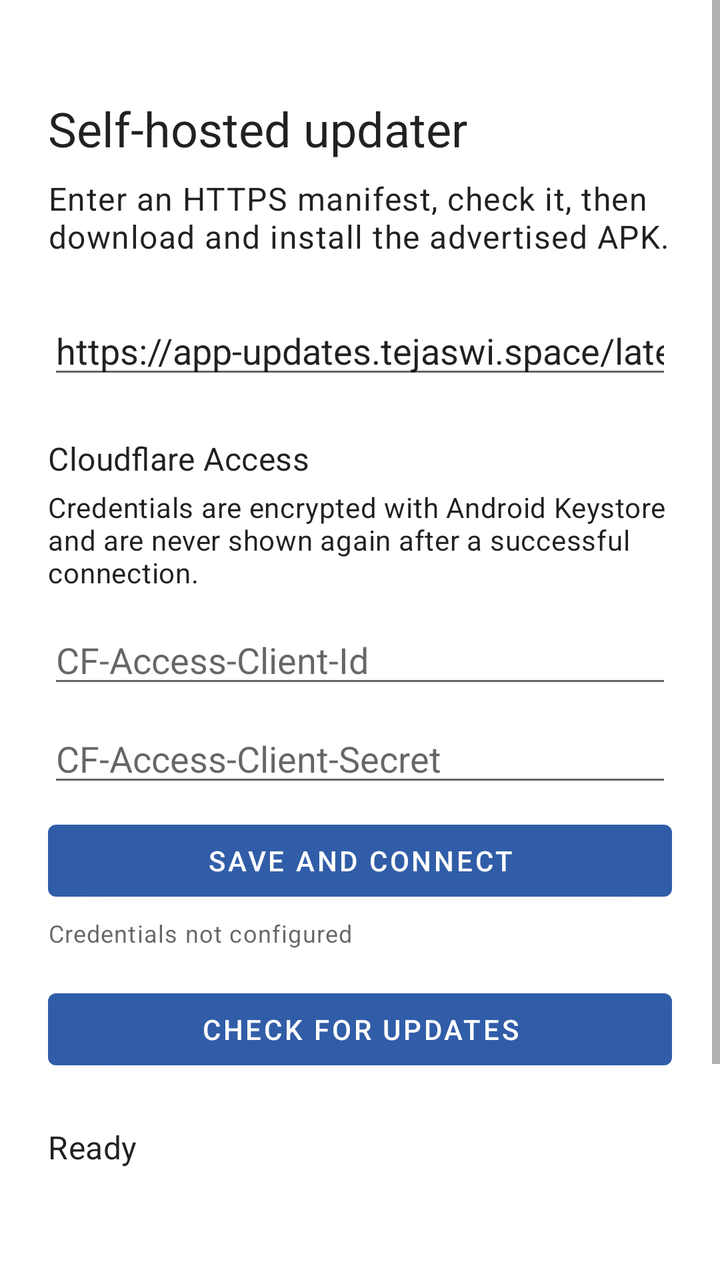
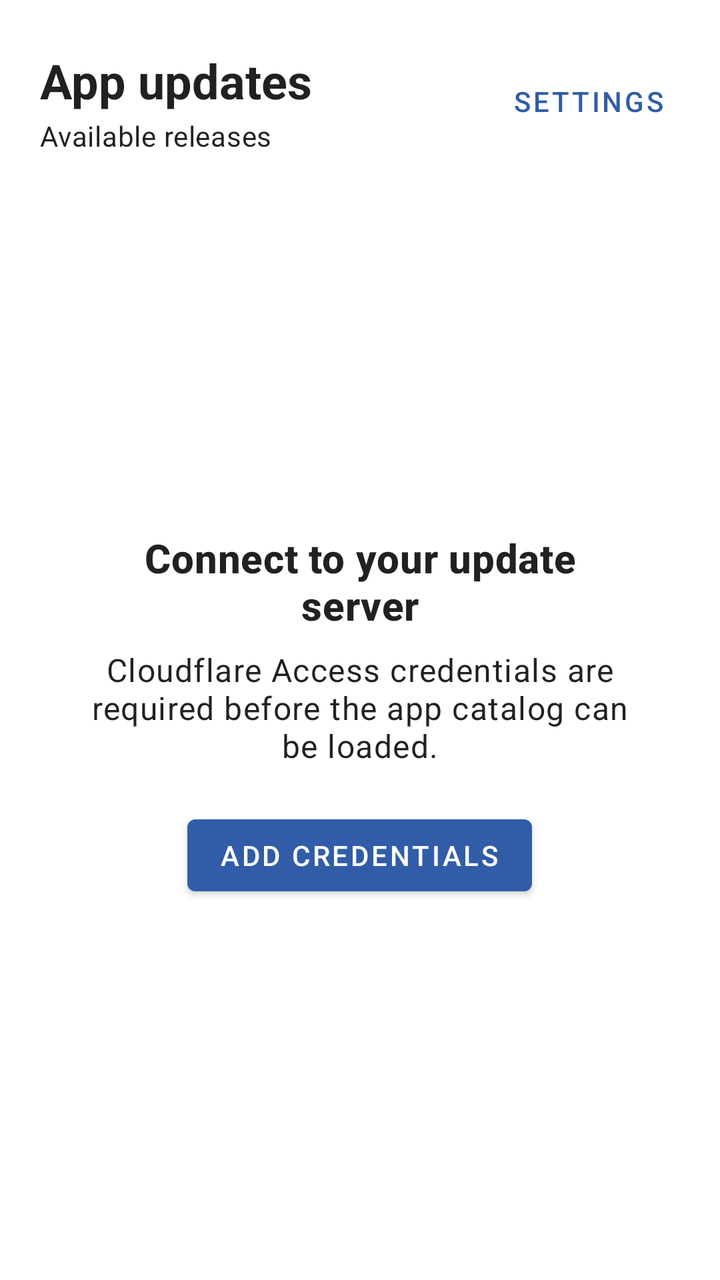

Two renders of the same Android screen: before a commit and after it. Below are the layout's source before the change and the commit's diff.
<!-- AndroidManifest.xml: application theme Theme.UpdaterSample -->
<!-- res/layout/activity_main.xml -->
<?xml version="1.0" encoding="utf-8"?>
<ScrollView xmlns:android="http://schemas.android.com/apk/res/android"
    android:layout_width="match_parent"
    android:layout_height="match_parent"
    android:fillViewport="true">

    <LinearLayout
        android:layout_width="match_parent"
        android:layout_height="wrap_content"
        android:orientation="vertical"
        android:paddingStart="24dp"
        android:paddingTop="48dp"
        android:paddingEnd="24dp"
        android:paddingBottom="32dp">

        <TextView
            android:layout_width="wrap_content"
            android:layout_height="wrap_content"
            android:text="@string/screen_title"
            android:textAppearance="@style/TextAppearance.MaterialComponents.Headline5" />

        <TextView
            android:layout_width="wrap_content"
            android:layout_height="wrap_content"
            android:layout_marginTop="8dp"
            android:text="@string/screen_description"
            android:textAppearance="@style/TextAppearance.MaterialComponents.Body1" />

        <EditText
            android:id="@+id/manifestUrl"
            android:layout_width="match_parent"
            android:layout_height="wrap_content"
            android:layout_marginTop="24dp"
            android:hint="@string/manifest_hint"
            android:importantForAutofill="no"
            android:inputType="textUri"
            android:maxLines="2"
            android:text="@string/default_manifest_url" />

        <TextView
            android:layout_width="wrap_content"
            android:layout_height="wrap_content"
            android:layout_marginTop="24dp"
            android:text="@string/cloudflare_settings_title"
            android:textAppearance="@style/TextAppearance.MaterialComponents.Subtitle1" />

        <TextView
            android:layout_width="match_parent"
            android:layout_height="wrap_content"
            android:layout_marginTop="4dp"
            android:text="@string/cloudflare_settings_description"
            android:textAppearance="@style/TextAppearance.MaterialComponents.Body2" />

        <LinearLayout
            android:id="@+id/credentialInputGroup"
            android:layout_width="match_parent"
            android:layout_height="wrap_content"
            android:orientation="vertical">

            <EditText
                android:id="@+id/clientIdInput"
                android:layout_width="match_parent"
                android:layout_height="wrap_content"
                android:layout_marginTop="12dp"
                android:hint="@string/cloudflare_client_id"
                android:importantForAutofill="no"
                android:inputType="textVisiblePassword|textNoSuggestions"
                android:saveEnabled="false"
                android:singleLine="true" />

            <EditText
                android:id="@+id/clientSecretInput"
                android:layout_width="match_parent"
                android:layout_height="wrap_content"
                android:layout_marginTop="8dp"
                android:hint="@string/cloudflare_client_secret"
                android:importantForAutofill="no"
                android:inputType="textPassword"
                android:saveEnabled="false"
                android:singleLine="true" />

            <Button
                android:id="@+id/saveCredentialsButton"
                android:layout_width="match_parent"
                android:layout_height="wrap_content"
                android:layout_marginTop="8dp"
                android:text="@string/save_and_connect" />
        </LinearLayout>

        <LinearLayout
            android:id="@+id/credentialConnectedGroup"
            android:layout_width="match_parent"
            android:layout_height="wrap_content"
            android:gravity="center_vertical"
            android:orientation="horizontal"
            android:visibility="gone">

            <TextView
                android:layout_width="0dp"
                android:layout_height="wrap_content"
                android:layout_weight="1"
                android:text="@string/cloudflare_connected"
                android:textAppearance="@style/TextAppearance.MaterialComponents.Body1" />

            <Button
                android:id="@+id/logoutButton"
                android:layout_width="wrap_content"
                android:layout_height="wrap_content"
                android:text="@string/logout" />
        </LinearLayout>

        <TextView
            android:id="@+id/credentialStatusText"
            android:layout_width="match_parent"
            android:layout_height="wrap_content"
            android:layout_marginTop="4dp"
            android:text="@string/cloudflare_not_configured"
            android:textAppearance="@style/TextAppearance.MaterialComponents.Caption" />

        <Button
            android:id="@+id/checkButton"
            android:layout_width="match_parent"
            android:layout_height="wrap_content"
            android:layout_marginTop="16dp"
            android:text="@string/check_for_updates" />

        <TextView
            android:id="@+id/statusText"
            android:layout_width="match_parent"
            android:layout_height="wrap_content"
            android:layout_marginTop="24dp"
            android:text="@string/status_ready"
            android:textAppearance="@style/TextAppearance.MaterialComponents.Subtitle1" />

        <TextView
            android:id="@+id/releaseNotes"
            android:layout_width="match_parent"
            android:layout_height="wrap_content"
            android:layout_marginTop="12dp"
            android:textAppearance="@style/TextAppearance.MaterialComponents.Body1" />

        <ProgressBar
            android:id="@+id/downloadProgress"
            style="?android:attr/progressBarStyleHorizontal"
            android:layout_width="match_parent"
            android:layout_height="wrap_content"
            android:layout_marginTop="20dp"
            android:max="100"
            android:progress="0"
            android:visibility="gone" />

        <Button
            android:id="@+id/downloadButton"
            android:layout_width="match_parent"
            android:layout_height="wrap_content"
            android:layout_marginTop="16dp"
            android:enabled="false"
            android:text="@string/download_update" />

        <Button
            android:id="@+id/installButton"
            android:layout_width="match_parent"
            android:layout_height="wrap_content"
            android:layout_marginTop="8dp"
            android:enabled="false"
            android:text="@string/install_update" />
    </LinearLayout>
</ScrollView>
<!-- resources referenced by this layout -->
<resources>
  <string name="check_for_updates">Check for updates</string>
  <string name="cloudflare_client_id">CF-Access-Client-Id</string>
  <string name="cloudflare_client_secret">CF-Access-Client-Secret</string>
  <string name="cloudflare_connected">Credentials saved</string>
  <string name="cloudflare_not_configured">Credentials not configured</string>
  <string name="cloudflare_settings_description">Credentials are encrypted with Android Keystore and are never shown again after a successful connection.</string>
  <string name="cloudflare_settings_title">Cloudflare Access</string>
  <string name="default_manifest_url">https://app-updates.tejaswi.space/latest.json</string>
  <string name="download_update">Download update</string>
  <string name="install_update">Install update</string>
  <string name="logout">Log out</string>
  <string name="manifest_hint">https://repo.example.com/latest.json</string>
  <string name="save_and_connect">Save and connect</string>
  <string name="screen_description">Enter an HTTPS manifest, check it, then download and install the advertised APK.</string>
  <string name="screen_title">Self-hosted updater</string>
  <string name="status_ready">Ready</string>
  <style name="Theme.UpdaterSample" parent="Theme.MaterialComponents.DayNight.NoActionBar">
          <item name="colorPrimary">#315DA8</item>
          <item name="colorPrimaryVariant">#24477F</item>
          <item name="colorOnPrimary">#FFFFFF</item>
          <item name="android:statusBarColor">#24477F</item>
      </style>
</resources>

<!-- the commit's change to res/layout/activity_main.xml (unified diff, before → after) -->
@@ -1,168 +1,126 @@
 <?xml version="1.0" encoding="utf-8"?>
-<ScrollView xmlns:android="http://schemas.android.com/apk/res/android"
+<LinearLayout xmlns:android="http://schemas.android.com/apk/res/android"
     android:layout_width="match_parent"
     android:layout_height="match_parent"
-    android:fillViewport="true">
+    android:orientation="vertical"
+    android:paddingStart="20dp"
+    android:paddingTop="24dp"
+    android:paddingEnd="20dp">
 
     <LinearLayout
         android:layout_width="match_parent"
         android:layout_height="wrap_content"
+        android:gravity="center_vertical"
+        android:orientation="horizontal">
+
+        <LinearLayout
+            android:layout_width="0dp"
+            android:layout_height="wrap_content"
+            android:layout_weight="1"
+            android:orientation="vertical">
+
+            <TextView
+                android:layout_width="wrap_content"
+                android:layout_height="wrap_content"
+                android:text="@string/screen_title"
+                android:textAppearance="@style/TextAppearance.MaterialComponents.Headline5"
+                android:textStyle="bold" />
+
+            <TextView
+                android:id="@+id/appCount"
+                android:layout_width="wrap_content"
+                android:layout_height="wrap_content"
+                android:layout_marginTop="2dp"
+                android:text="@string/catalog_subtitle"
+                android:textAppearance="@style/TextAppearance.MaterialComponents.Body2" />
+        </LinearLayout>
+
+        <Button
+            android:id="@+id/settingsButton"
+            style="@style/Widget.MaterialComponents.Button.TextButton"
+            android:layout_width="wrap_content"
+            android:layout_height="wrap_content"
+            android:text="@string/settings" />
+    </LinearLayout>
+
+    <LinearLayout
+        android:id="@+id/signedOutGroup"
+        android:layout_width="match_parent"
+        android:layout_height="0dp"
+        android:layout_weight="1"
+        android:gravity="center"
         android:orientation="vertical"
-        android:paddingStart="24dp"
-        android:paddingTop="48dp"
-        android:paddingEnd="24dp"
-        android:paddingBottom="32dp">
+        android:padding="24dp">
 
         <TextView
             android:layout_width="wrap_content"
             android:layout_height="wrap_content"
-            android:text="@string/screen_title"
-            android:textAppearance="@style/TextAppearance.MaterialComponents.Headline5" />
-
-        <TextView
-            android:layout_width="wrap_content"
-            android:layout_height="wrap_content"
-            android:layout_marginTop="8dp"
-            android:text="@string/screen_description"
-            android:textAppearance="@style/TextAppearance.MaterialComponents.Body1" />
-
-        <EditText
-            android:id="@+id/manifestUrl"
-            android:layout_width="match_parent"
-            android:layout_height="wrap_content"
-            android:layout_marginTop="24dp"
-            android:hint="@string/manifest_hint"
-            android:importantForAutofill="no"
-            android:inputType="textUri"
-            android:maxLines="2"
-            android:text="@string/default_manifest_url" />
-
-        <TextView
-            android:layout_width="wrap_content"
-            android:layout_height="wrap_content"
-            android:layout_marginTop="24dp"
-            android:text="@string/cloudflare_settings_title"
-            android:textAppearance="@style/TextAppearance.MaterialComponents.Subtitle1" />
+            android:gravity="center"
+            android:text="@string/access_required_title"
+            android:textAppearance="@style/TextAppearance.MaterialComponents.Headline6"
+            android:textStyle="bold" />
 
         <TextView
             android:layout_width="match_parent"
             android:layout_height="wrap_content"
-            android:layout_marginTop="4dp"
-            android:text="@string/cloudflare_settings_description"
-            android:textAppearance="@style/TextAppearance.MaterialComponents.Body2" />
+            android:layout_marginTop="8dp"
+            android:gravity="center"
+            android:text="@string/access_required_description"
+            android:textAppearance="@style/TextAppearance.MaterialComponents.Body1" />
+
+        <Button
+            android:id="@+id/configureAccessButton"
+            android:layout_width="wrap_content"
+            android:layout_height="wrap_content"
+            android:layout_marginTop="20dp"
+            android:text="@string/open_settings" />
+    </LinearLayout>
+
+    <FrameLayout
+        android:id="@+id/contentGroup"
+        android:layout_width="match_parent"
+        android:layout_height="0dp"
+        android:layout_marginTop="16dp"
+        android:layout_weight="1"
+        android:visibility="gone">
+
+        <androidx.recyclerview.widget.RecyclerView
+            android:id="@+id/appList"
+            android:layout_width="match_parent"
+            android:layout_height="match_parent"
+            android:clipToPadding="false"
+            android:paddingBottom="20dp" />
+
+        <ProgressBar
+            android:id="@+id/catalogLoading"
+            android:layout_width="wrap_content"
+            android:layout_height="wrap_content"
+            android:layout_gravity="center"
+            android:visibility="gone" />
 
         <LinearLayout
-            android:id="@+id/credentialInputGroup"
             android:layout_width="match_parent"
             android:layout_height="wrap_content"
+            android:layout_gravity="center"
+            android:gravity="center"
             android:orientation="vertical">
 
-            <EditText
-                android:id="@+id/clientIdInput"
+            <TextView
+                android:id="@+id/catalogError"
                 android:layout_width="match_parent"
                 android:layout_height="wrap_content"
-                android:layout_marginTop="12dp"
-                android:hint="@string/cloudflare_client_id"
-                android:importantForAutofill="no"
-                android:inputType="textVisiblePassword|textNoSuggestions"
-                android:saveEnabled="false"
-                android:singleLine="true" />
-
-            <EditText
-                android:id="@+id/clientSecretInput"
-                android:layout_width="match_parent"
-                android:layout_height="wrap_content"
-                android:layout_marginTop="8dp"
-                android:hint="@string/cloudflare_client_secret"
-                android:importantForAutofill="no"
-                android:inputType="textPassword"
-                android:saveEnabled="false"
-                android:singleLine="true" />
+                android:gravity="center"
+                android:textAppearance="@style/TextAppearance.MaterialComponents.Body1"
+                android:visibility="gone" />
 
             <Button
-                android:id="@+id/saveCredentialsButton"
-                android:layout_width="match_parent"
-                android:layout_height="wrap_content"
-                android:layout_marginTop="8dp"
-                android:text="@string/save_and_connect" />
-        </LinearLayout>
-
-        <LinearLayout
-            android:id="@+id/credentialConnectedGroup"
-            android:layout_width="match_parent"
-            android:layout_height="wrap_content"
-            android:gravity="center_vertical"
-            android:orientation="horizontal"
-            android:visibility="gone">
-
-            <TextView
-                android:layout_width="0dp"
-                android:layout_height="wrap_content"
-                android:layout_weight="1"
-                android:text="@string/cloudflare_connected"
-                android:textAppearance="@style/TextAppearance.MaterialComponents.Body1" />
-
-            <Button
-                android:id="@+id/logoutButton"
+                android:id="@+id/retryButton"
+                style="@style/Widget.MaterialComponents.Button.OutlinedButton"
                 android:layout_width="wrap_content"
                 android:layout_height="wrap_content"
-                android:text="@string/logout" />
+                android:layout_marginTop="12dp"
+                android:text="@string/retry"
+                android:visibility="gone" />
         </LinearLayout>
-
-        <TextView
-            android:id="@+id/credentialStatusText"
-            android:layout_width="match_parent"
-            android:layout_height="wrap_content"
-            android:layout_marginTop="4dp"
-            android:text="@string/cloudflare_not_configured"
-            android:textAppearance="@style/TextAppearance.MaterialComponents.Caption" />
-
-        <Button
-            android:id="@+id/checkButton"
-            android:layout_width="match_parent"
-            android:layout_height="wrap_content"
-            android:layout_marginTop="16dp"
-            android:text="@string/check_for_updates" />
-
-        <TextView
-            android:id="@+id/statusText"
-            android:layout_width="match_parent"
-            android:layout_height="wrap_content"
-            android:layout_marginTop="24dp"
-            android:text="@string/status_ready"
-            android:textAppearance="@style/TextAppearance.MaterialComponents.Subtitle1" />
-
-        <TextView
-            android:id="@+id/releaseNotes"
-            android:layout_width="match_parent"
-            android:layout_height="wrap_content"
-            android:layout_marginTop="12dp"
-            android:textAppearance="@style/TextAppearance.MaterialComponents.Body1" />
-
-        <ProgressBar
-            android:id="@+id/downloadProgress"
-            style="?android:attr/progressBarStyleHorizontal"
-            android:layout_width="match_parent"
-            android:layout_height="wrap_content"
-            android:layout_marginTop="20dp"
-            android:max="100"
-            android:progress="0"
-            android:visibility="gone" />
-
-        <Button
-            android:id="@+id/downloadButton"
-            android:layout_width="match_parent"
-            android:layout_height="wrap_content"
-            android:layout_marginTop="16dp"
-            android:enabled="false"
-            android:text="@string/download_update" />
-
-        <Button
-            android:id="@+id/installButton"
-            android:layout_width="match_parent"
-            android:layout_height="wrap_content"
-            android:layout_marginTop="8dp"
-            android:enabled="false"
-            android:text="@string/install_update" />
-    </LinearLayout>
-</ScrollView>
+    </FrameLayout>
+</LinearLayout>
<!-- resource entries referenced after the edit -->
@@ -1,21 +1,12 @@
 <!-- resources referenced by this layout -->
 <resources>
-  <string name="check_for_updates">Check for updates</string>
-  <string name="cloudflare_client_id">CF-Access-Client-Id</string>
-  <string name="cloudflare_client_secret">CF-Access-Client-Secret</string>
-  <string name="cloudflare_connected">Credentials saved</string>
-  <string name="cloudflare_not_configured">Credentials not configured</string>
-  <string name="cloudflare_settings_description">Credentials are encrypted with Android Keystore and are never shown again after a successful connection.</string>
-  <string name="cloudflare_settings_title">Cloudflare Access</string>
-  <string name="default_manifest_url">https://app-updates.tejaswi.space/latest.json</string>
-  <string name="download_update">Download update</string>
-  <string name="install_update">Install update</string>
-  <string name="logout">Log out</string>
-  <string name="manifest_hint">https://repo.example.com/latest.json</string>
-  <string name="save_and_connect">Save and connect</string>
-  <string name="screen_description">Enter an HTTPS manifest, check it, then download and install the advertised APK.</string>
-  <string name="screen_title">Self-hosted updater</string>
-  <string name="status_ready">Ready</string>
+  <string name="access_required_description">Cloudflare Access credentials are required before the app catalog can be loaded.</string>
+  <string name="access_required_title">Connect to your update server</string>
+  <string name="catalog_subtitle">Available releases</string>
+  <string name="open_settings">Add credentials</string>
+  <string name="retry">Retry</string>
+  <string name="screen_title">App updates</string>
+  <string name="settings">Settings</string>
   <style name="Theme.UpdaterSample" parent="Theme.MaterialComponents.DayNight.NoActionBar">
           <item name="colorPrimary">#315DA8</item>
           <item name="colorPrimaryVariant">#24477F</item>
